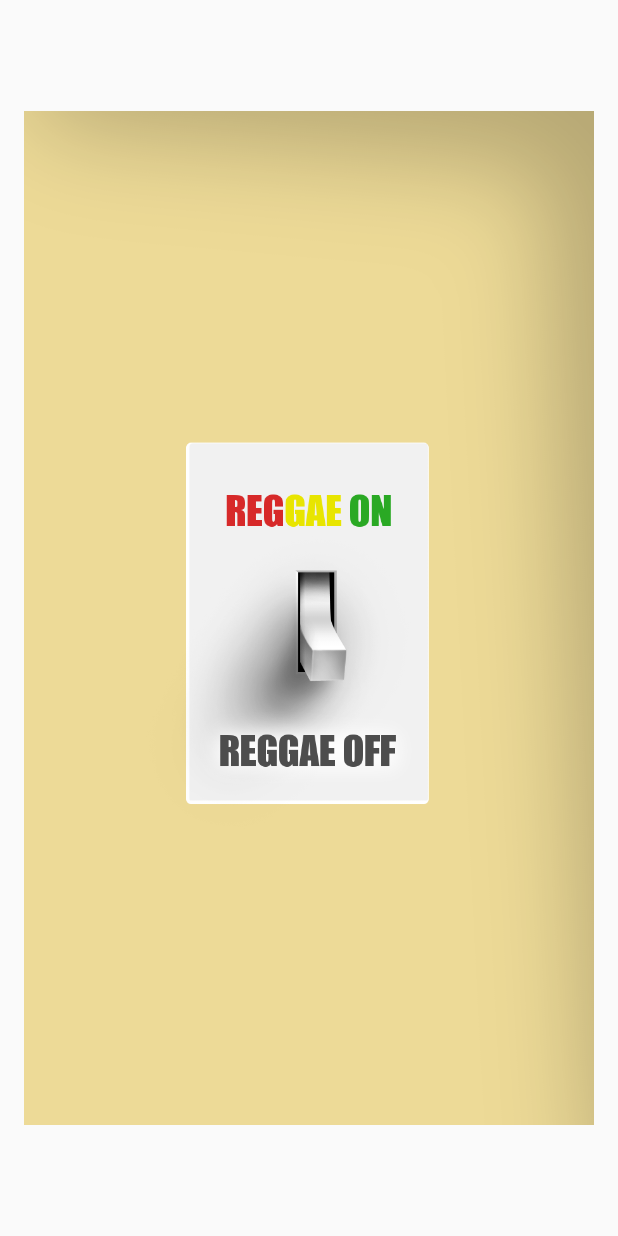
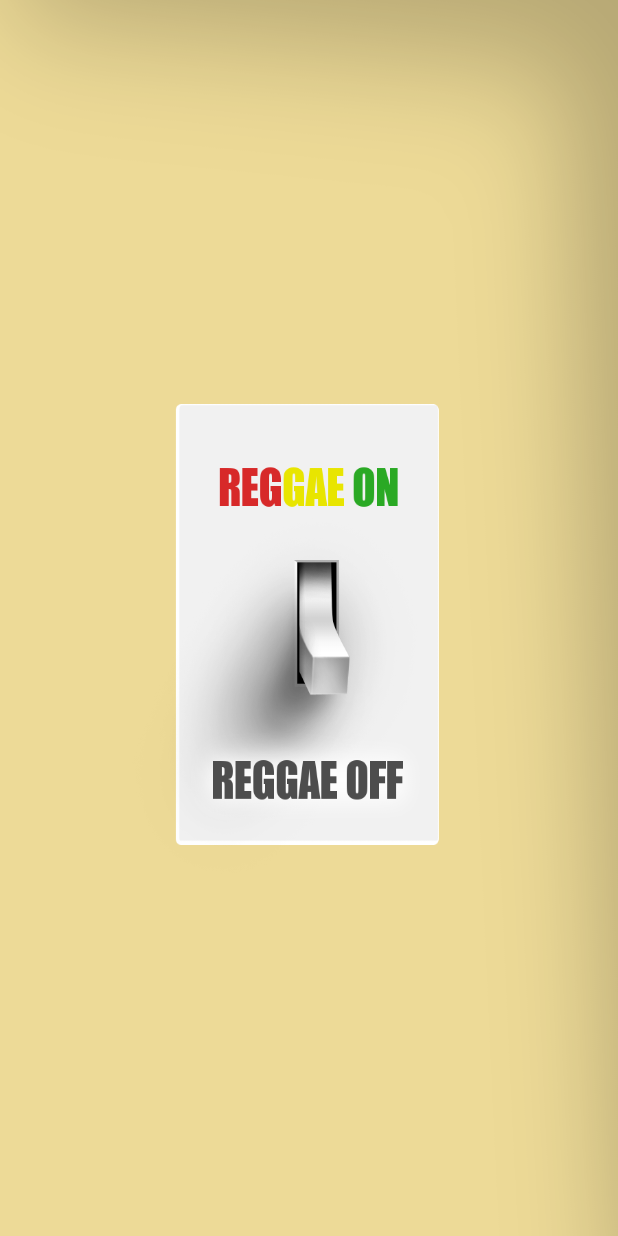
Before and after one commit to tyrann/ReggaeNight, an Android app: the screen it shows after launch (MainActivity), on a phone screen of 412 x 824 dp. Run offline under Robolectric (Android 15) with nearby library versions, the phone set to English and light mode, and no system bars.

Commit message:
Proper fullscreen

```diff
--- a/app/src/main/res/layout/activity_main.xml
+++ b/app/src/main/res/layout/activity_main.xml
@@ -3,34 +3,27 @@
     xmlns:tools="http://schemas.android.com/tools"
     android:layout_width="match_parent"
     android:layout_height="match_parent"
-    android:paddingBottom="@dimen/activity_vertical_margin"
-    android:paddingLeft="@dimen/activity_horizontal_margin"
-    android:paddingRight="@dimen/activity_horizontal_margin"
-    android:paddingTop="@dimen/activity_vertical_margin"
+    android:layout_gravity="center"
     tools:context="com.corporation.appollo.reggaenight.MainActivity">
 
     <ImageView
-        android:layout_width="wrap_content"
-        android:layout_height="wrap_content"
+        android:layout_width="match_parent"
+        android:layout_height="match_parent"
         android:id="@+id/reggae_off"
         android:src="@drawable/reggae_off_long"
-        android:layout_alignParentTop="true"
-        android:layout_alignParentLeft="true"
-        android:layout_alignParentStart="true" />
+        android:scaleType="fitXY" />
 
     <ImageView
         android:visibility="gone"
-        android:layout_width="wrap_content"
-        android:layout_height="wrap_content"
+        android:layout_width="match_parent"
+        android:layout_height="match_parent"
         android:id="@+id/reggae_on"
         android:src="@drawable/reggae_on_long"
-        android:layout_alignParentTop="true"
-        android:layout_alignParentLeft="true"
-        android:layout_alignParentStart="true" />
+        android:scaleType="fitXY" />
 
     <Button
         android:layout_width="150px"
-        android:layout_height="200px"
+        android:layout_height="250px"
         android:id="@+id/trigger_button"
         android:layout_centerVertical="true"
         android:layout_centerHorizontal="true" />
```
